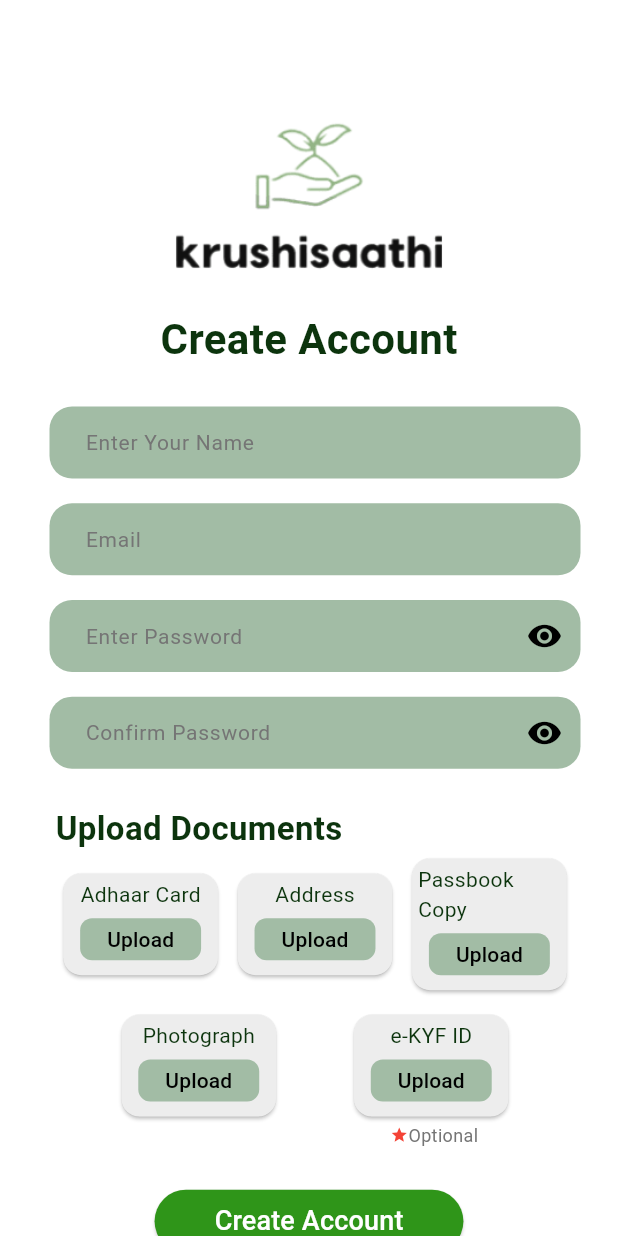
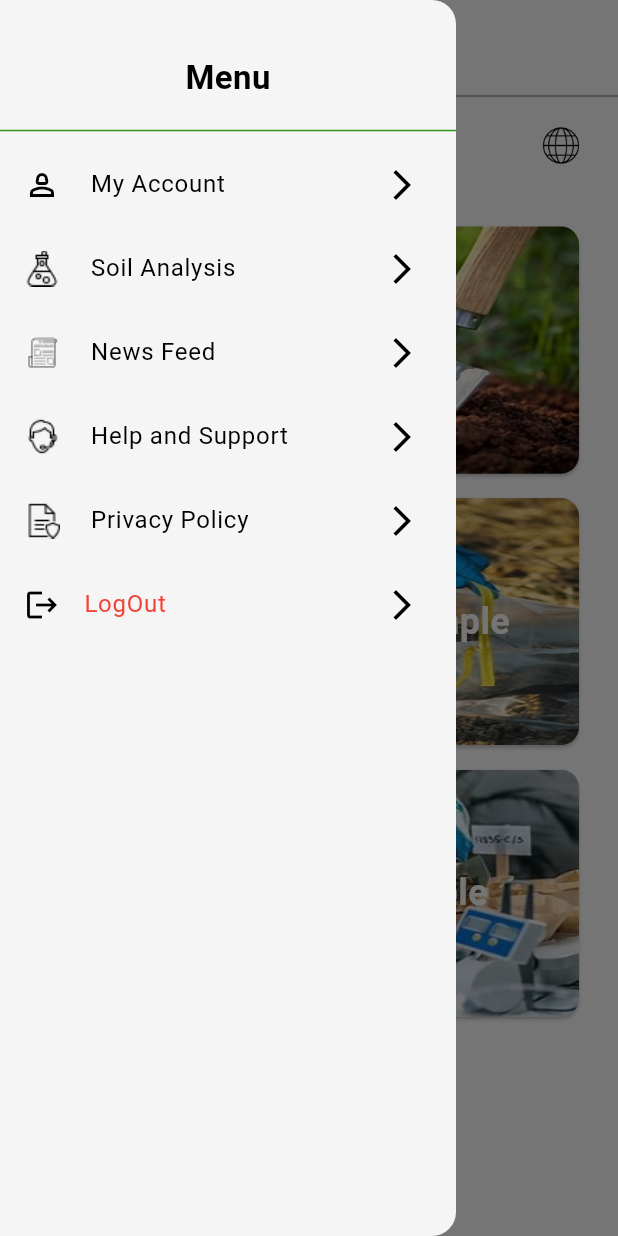
Before and after one commit to AgricultureWeb/App_agriculture, a Flutter app: the screen it shows after launch, with the side drawer open (before the commit the screen has no drawer), on a phone screen of 412 x 824 dp. Run offline on Flutter 3.47's test engine with Material 3 defaults, Android fonts, the phone set to English and light mode, and no system bars; our stand-ins replace loading_animation_widget.

Commit message:
feat:homescreen

```diff
--- a/lib/features/auth/screens/login.dart
+++ b/lib/features/auth/screens/login.dart
@@ -38,8 +38,7 @@ class _LoginScreenState extends State<LoginScreen> {
       body: Column(
         crossAxisAlignment: CrossAxisAlignment.stretch,
         children: [
-          Expanded(
-            child: Padding(
+          Padding(
             padding: const EdgeInsets.all(25.0),
             child: Column(
               children: [
@@ -118,7 +117,7 @@ class _LoginScreenState extends State<LoginScreen> {
               ],
             ),
           ),
-          ),
+          const Spacer(),
           SizedBox(
             width: double.infinity,
             height: SizeConfig.blockSizeVertical * 20,
--- /dev/null
+++ b/lib/features/home/screens/home_screen.dart
@@ -0,0 +1,155 @@
+import 'package:flutter/material.dart';
+import 'package:flutter/widgets.dart';
+import 'package:krushisaathi/constants/colors.dart';
+import 'package:krushisaathi/constants/size_config.dart';
+import 'package:krushisaathi/constants/text_styles.dart';
+import 'package:krushisaathi/features/home/widgets/feat_cards.dart';
+
+class HomeScreen extends StatefulWidget {
+  const HomeScreen({super.key});
+
+  @override
+  State<HomeScreen> createState() => _HomeScreenState();
+}
+
+class _HomeScreenState extends State<HomeScreen> {
+  @override
+  Widget build(BuildContext context) {
+    return Scaffold(
+  drawer:   Drawer(
+        child: ListView(
+
+          padding: const EdgeInsets.all(0),
+          children: [
+            // ListTile(
+            //   contentPadding: EdgeInsets.only(left: 30*SizeConfig.blockSizeHorizontal,right: 24,top: 32,),
+            //   title: Text('Menu',style: AppTextStyles.headline2,)),
+              Padding(
+                padding: const EdgeInsets.only(left: 24,right: 24,top: 36,bottom: 12),
+                child: Row(
+                  mainAxisAlignment: MainAxisAlignment.center,
+                  children: [
+                    Text('Menu',style: AppTextStyles.headline2,)
+                  ],
+                ),
+              ),
+              Divider(color: AppColors.primaryColor,),
+            ListTile(
+              leading: const Icon(Icons.person_2_outlined),
+              title: const Text(' My Account '),
+              onTap: () {
+                Navigator.pop(context);
+              },
+              trailing: Icon(Icons.arrow_forward_ios_outlined),
+            ),
+            ListTile(
+              leading: ImageIcon(AssetImage('assets/Test Tube.png') ),
+              title: const Text(' Soil Analysis '),
+              onTap: () {
+                Navigator.pop(context);
+              },
+              trailing: Icon(Icons.arrow_forward_ios_outlined),
+            ),
+            ListTile(
+              leading: ImageIcon(AssetImage('assets/News.png') ),
+              title: const Text(' News Feed '),
+              onTap: () {
+                Navigator.pop(context);
+              },
+              trailing: Icon(Icons.arrow_forward_ios_outlined),
+            ),
+            ListTile(
+              leading: ImageIcon(AssetImage('assets/Online Support.png') ),
+              title: const Text(' Help and Support '),
+              onTap: () {
+                Navigator.pop(context);
+              },
+              trailing: Icon(Icons.arrow_forward_ios_outlined),
+            ),
+            ListTile(
+              leading: ImageIcon(AssetImage('assets/Privacy Policy.png') ),
+              title: const Text(' Privacy Policy '),
+              onTap: () {
+                Navigator.pop(context);
+              },
+              trailing: Icon(Icons.arrow_forward_ios_outlined),
+            ),
+            ListTile(
+              leading: const Icon(Icons.logout),
+              title: const Text('LogOut',style: TextStyle(color: Colors.red),),
+              onTap: () {
+                Navigator.pop(context);
+              },
+              trailing: Icon(Icons.arrow_forward_ios_outlined),
+            ),
+          ],
+        ),
+      ), //Drawer
+      appBar: AppBar(
+        backgroundColor: AppColors.backgroundColor,
+        // leading: Image.asset(
+        //   'assets/menu.png',
+        //   cacheHeight: 6 * SizeConfig.blockSizeHorizontal.round(),
+        // ),
+        centerTitle: true,
+        title: Row(
+          children: [
+            SizedBox(
+              width: 4 * SizeConfig.blockSizeHorizontal,
+            ),
+            Image.asset('assets/app_icon.jpg'),
+            Text(
+              'Krushisaathi',
+              style: AppTextStyles.headline2,
+            )
+          ],
+        ),
+      ),
+      body: Column(
+        children: [
+          Divider(
+            color: Colors.grey,
+          ),
+          Expanded(
+            child: Padding(
+              padding: const EdgeInsets.symmetric(horizontal: 22, vertical: 8),
+              child: ListView(shrinkWrap: true, children: [
+                Row(
+                  mainAxisAlignment: MainAxisAlignment.spaceBetween,
+                  children: [
+                    Text(
+                      'Hello Shadan',
+                      style: AppTextStyles.headline1,
+                    ),
+                    Image.asset(
+                      'assets/globe.png',
+                      height: 32,
+                    ),
+                  ],
+                ),
+                SizedBox(
+                  height: 8 * SizeConfig.blockSizeHorizontal,
+                ),
+                FeaturesCard(
+                    text: 'Soil Testing',
+                    imagePath: 'assets/soil_testing.jpeg'),
+                SizedBox(
+                  height: 2 * SizeConfig.blockSizeHorizontal,
+                ),
+                FeaturesCard(
+                    text: 'How to take Soil Sample',
+                    imagePath: 'assets/take_soil_sample.jpeg'),
+                SizedBox(
+                  height: 2 * SizeConfig.blockSizeHorizontal,
+                ),
+                FeaturesCard(
+                    text: 'Register Your Sample',
+                    imagePath: 'assets/register_soil_sample.jpeg')
+              ]),
+            ),
+          ),
+        ],
+      ),
+    );
+  }
+}
--- /dev/null
+++ b/lib/features/home/widgets/feat_cards.dart
@@ -0,0 +1,33 @@
+import 'package:flutter/material.dart';
+
+import '../../../constants/colors.dart';
+import '../../../constants/size_config.dart';
+import '../../../constants/text_styles.dart';
+
+class FeaturesCard extends StatelessWidget {
+ final String text;
+ final String imagePath;
+  const FeaturesCard({super.key, required this.text, required this.imagePath});
+
+  @override
+  Widget build(BuildContext context) {
+    return Card(
+      child: Container(
+        height: 40 * SizeConfig.blockSizeHorizontal,
+        decoration: BoxDecoration(
+            borderRadius: BorderRadius.circular(12),
+            image: DecorationImage(
+              fit: BoxFit.fill,
+              image: AssetImage(
+                  imagePath),
+            )),
+        child: Text(
+          text,
+          style: AppTextStyles.headline1
+              .copyWith(color: AppColors.backgroundColor),
+        ),
+        alignment: Alignment.center,
+      ),
+    );
+  }
+}
--- a/lib/main.dart
+++ b/lib/main.dart
@@ -2,7 +2,7 @@ import 'package:flutter/material.dart';
 import 'package:krushisaathi/constants/colors.dart';
 import 'package:krushisaathi/constants/size_config.dart';
 import 'package:krushisaathi/constants/text_themes.dart'; // Import your text theme
-import 'package:krushisaathi/features/auth/screens/create_account.dart';
+import 'package:krushisaathi/features/home/screens/home_screen.dart';
 
 void main() {
   runApp(const KrushiSaathi());
@@ -37,7 +37,7 @@ class KrushiSaathi extends StatelessWidget {
         useMaterial3: true,
       ),
       debugShowCheckedModeBanner: false,
-      home: const CreateAccount(),
+      home: const HomeScreen(),
     );
   }
 }
```
Also changed, not shown: assets/News.png (added), assets/Online Support.png (added), assets/Privacy Policy.png (added), assets/Test Tube.png (added), assets/app_icon.jpg (added), assets/menu.png (added), assets/register_soil_sample.jpeg (added), assets/soil_testing.jpeg (added), assets/take_soil_sample.jpeg (added). Lines whose indentation alone changed are shown as unchanged.
